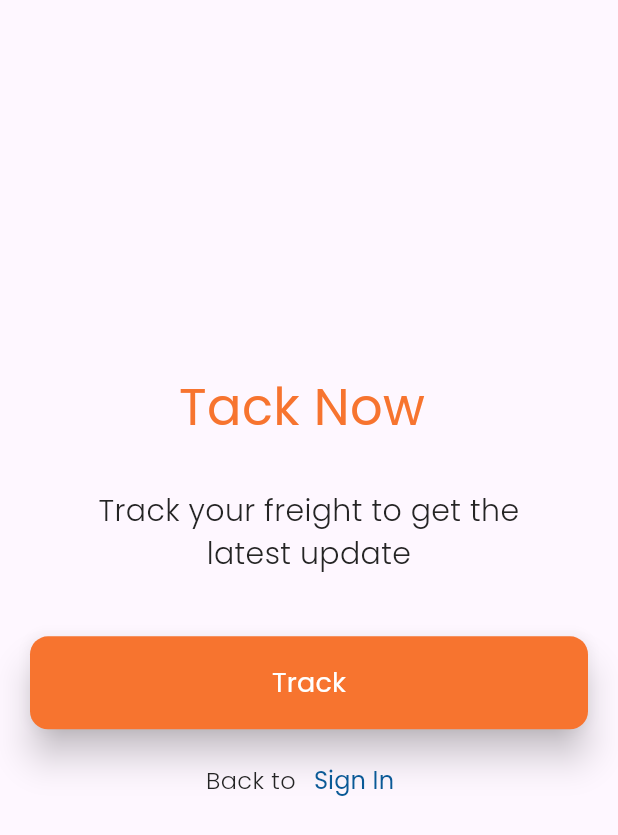
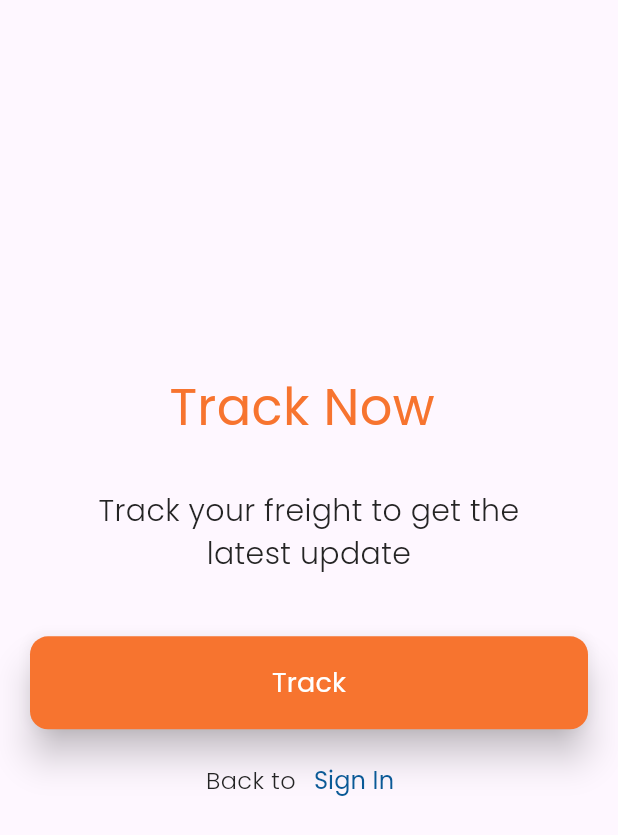
Before and after one commit to nickdeus/swiftapp, a Flutter app: the screen it shows after launch, after a tap on "Track you're Freight", on a phone screen of 412 x 824 dp. Shown: the top 835 px of the screen. Run offline on Flutter 3.47's test engine with Material 3 defaults, Android fonts, the phone set to English and light mode, and no system bars; our stand-ins replace dio, get, google_fonts, iconsax_flutter, shared_preferences; network calls fail.

Commit message:
final updates

```diff
--- a/lib/app/modules/home/home_controller.dart
+++ b/lib/app/modules/home/home_controller.dart
@@ -47,7 +47,8 @@ class HomeController extends GetxController{
         }
       }
       catch(e){
-        print(e);
+        errorMessage.value = 'Network Error';
+        isLoading.value = false;
       }
 
      }
@@ -62,7 +63,7 @@ class HomeController extends GetxController{
     }
 
     try{
-      isLoading.value = true;
+      homeDataLoading.value = true;
       final getHomeResponse = await _apiService.postRequest("/home", {
         "token": token,
       });
@@ -80,6 +81,7 @@ class HomeController extends GetxController{
 
 
      void closeBottomSheet(){
+        isLoading.value =  false;
         trackingCode.value = "";
         senderPhone.value = "";
         isSuccess.value = false;
--- a/lib/app/modules/home/widgets/BottomSheetContent.dart
+++ b/lib/app/modules/home/widgets/BottomSheetContent.dart
@@ -13,7 +13,8 @@ class  BottomSheetContent extends StatelessWidget {
   Widget build(BuildContext context) {
 
     return Obx((){
-      if(_homeController.isLoading.value){
+      // if(_homeController.isLoading.value){
+        if(_homeController.isLoading.value == true ){
         return
           Container(
             padding: EdgeInsets.all(14),
--- a/lib/app/modules/register/signup_screen.dart
+++ b/lib/app/modules/register/signup_screen.dart
@@ -14,7 +14,7 @@ class SignupScreen extends StatelessWidget {
   @override
   Widget build(BuildContext context) {
     return Scaffold(
-      body:  SafeArea(child:
+      body:  Container(height:MediaQuery.sizeOf(context).height ,child:
       Padding(
         padding:  EdgeInsets.symmetric(vertical: MediaQuery.sizeOf(context).height*0.3),
         child: SingleChildScrollView(
@@ -24,7 +24,7 @@ class SignupScreen extends StatelessWidget {
             children: [
               Column(
                 children: [
-                      Text("Tack Now ", style: GoogleFonts.poppins(
+                      Text("Track Now ", style: GoogleFonts.poppins(
                           fontSize: 34,
                           color: AppColors.primaryPink
                       ),),
```
Also changed, not shown: lib/app/modules/home/dashboard.dart (+5 -5 lines), pubspec.yaml (+8 -3 lines), pubspec.lock, 28 other files.
